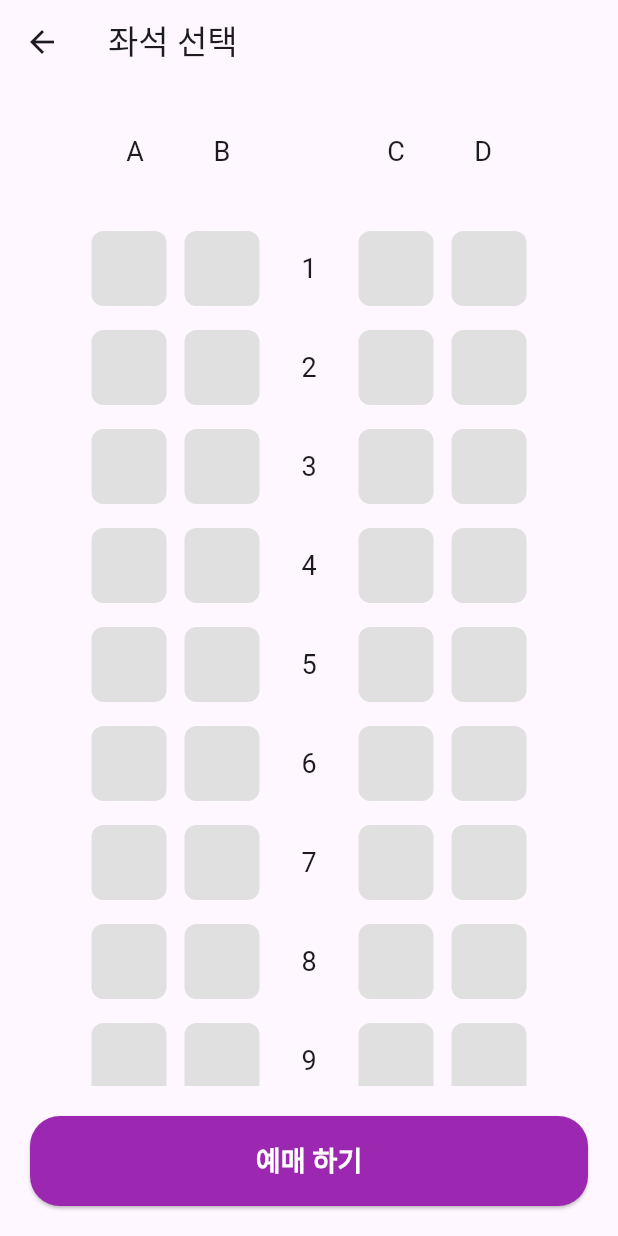
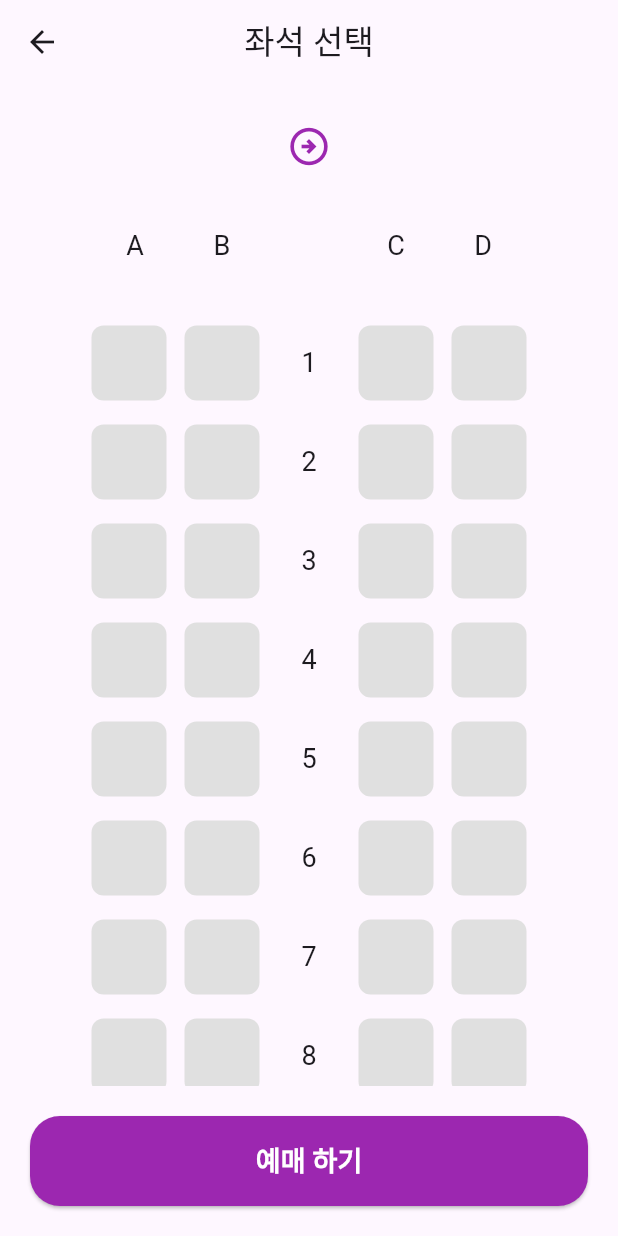
Before and after one commit to FEgguri/flutter_train_app, a Flutter app: the SeatPage screen opened directly with empty values, on a phone screen of 412 x 824 dp. Run offline on Flutter 3.47's test engine with Material 3 defaults, Android fonts, the phone set to English and light mode, and no system bars.

Commit message:
feat: SeatPage 상단에 출발역-도착역 표시 추가

```diff
--- a/lib/seat_page.dart
+++ b/lib/seat_page.dart
@@ -16,15 +16,45 @@ class SeatPage extends StatefulWidget {
 }
 
 class _SeatPageState extends State<SeatPage> {
-  Set<String> selectedSeats = {}; // 선택한 좌석 저장
+  Set<String> selectedSeats = {};
 
   @override
   Widget build(BuildContext context) {
     return Scaffold(
-      appBar: AppBar(title: const Text('좌석 선택')),
+      appBar: AppBar(title: Text('좌석 선택'), centerTitle: true),
       body: ListView(
-        padding: const EdgeInsets.symmetric(vertical: 20),
+        padding: EdgeInsets.symmetric(vertical: 20),
         children: [
+          Row(
+            mainAxisAlignment: MainAxisAlignment.center,
+            children: [
+              Text(
+                widget.departureStation,
+                style: TextStyle(
+                  color: Colors.purple,
+                  fontSize: 30,
+                  fontWeight: FontWeight.bold,
+                ),
+              ),
+              SizedBox(width: 8),
+              Icon(
+                Icons.arrow_circle_right_outlined,
+                size: 30,
+                color: Colors.purple,
+              ),
+              SizedBox(width: 8),
+              Text(
+                widget.arrivalStation,
+                style: TextStyle(
+                  color: Colors.purple,
+                  fontSize: 30,
+                  fontWeight: FontWeight.bold,
+                ),
+              ),
+            ],
+          ),
+          SizedBox(height: 20),
+
           Row(
             mainAxisAlignment: MainAxisAlignment.center,
             children: [
```
